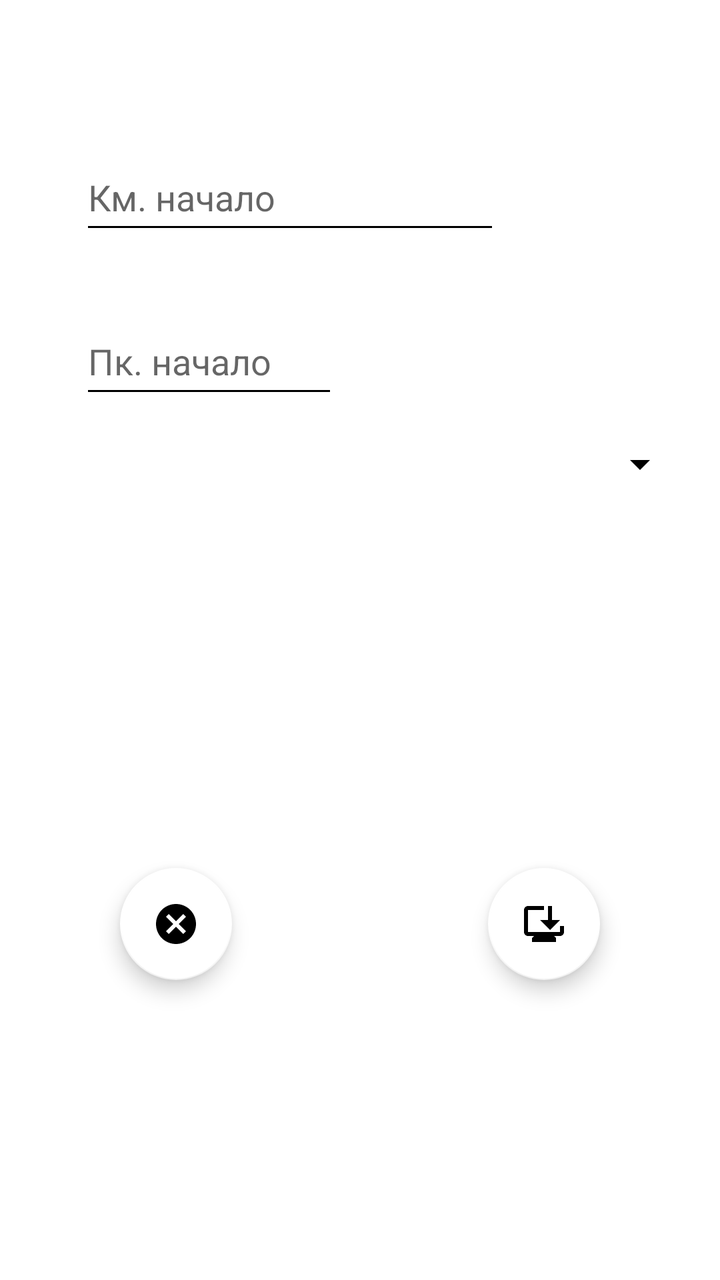
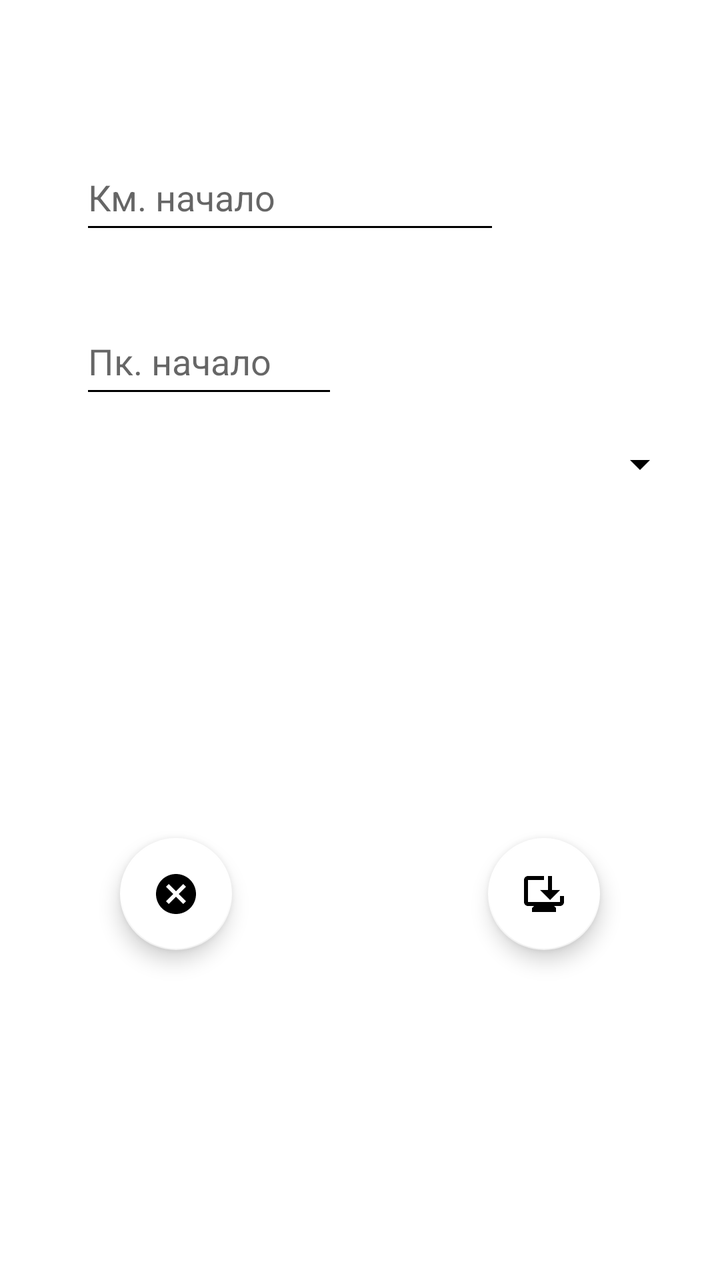

Screens rendered from an Android XML layout before and after an edit, with the pre-edit source and the edit as a unified diff.
<!-- AndroidManifest.xml: application theme Base.Theme.My_Gps_Assistant -->
<!-- res/layout/fragment_update_custom_field_chet.xml -->
<?xml version="1.0" encoding="utf-8"?>
<androidx.constraintlayout.widget.ConstraintLayout xmlns:android="http://schemas.android.com/apk/res/android"
    xmlns:tools="http://schemas.android.com/tools"
    android:layout_width="match_parent"
    android:layout_height="match_parent"
    xmlns:app="http://schemas.android.com/apk/res-auto"
    android:background="#FFFFFF"
    tools:context=".fragments.chet.customField.update.UpdateCustomFieldFragmentChet">

    <EditText
        android:id="@+id/ed_update_start_custom_field_chet"
        android:layout_width="0dp"
        android:layout_height="50dp"
        android:layout_marginStart="40dp"
        android:layout_marginTop="72dp"
        android:ems="10"
        android:hint="@string/fragment_update_km_start_brake_chet"
        android:importantForAutofill="no"
        android:inputType="number"
        android:maxLength="4"
        android:textColor="#000000"
        app:layout_constraintStart_toStartOf="parent"
        app:layout_constraintTop_toTopOf="parent"
        tools:ignore="HardcodedText,TextContrastCheck" />

    <EditText
        android:id="@+id/ed_update_pk_start_custom_field_chet"
        android:layout_width="129dp"
        android:layout_height="50dp"
        android:layout_marginTop="32dp"
        android:ems="10"
        android:hint="@string/fragment_update_pk_start_brake_chet"
        android:inputType="number"
        android:maxLength="2"
        android:textColor="#000000"
        app:layout_constraintEnd_toEndOf="@+id/ed_update_start_custom_field_chet"
        app:layout_constraintHorizontal_bias="0.0"
        app:layout_constraintStart_toStartOf="@+id/ed_update_start_custom_field_chet"
        app:layout_constraintTop_toBottomOf="@+id/ed_update_start_custom_field_chet"
        tools:ignore="Autofill,HardcodedText,MissingConstraints,TextContrastCheck" />

    <com.google.android.material.floatingactionbutton.FloatingActionButton
        android:id="@+id/fb_update_save_custom_field_chet"
        android:layout_width="wrap_content"
        android:layout_height="wrap_content"
        android:layout_marginEnd="60dp"
        android:layout_marginBottom="150dp"
        android:clickable="true"
        android:src="@drawable/is_save_update_custom_field_chet"
        app:backgroundTint="@color/white"
        app:layout_constraintBottom_toBottomOf="parent"
        app:layout_constraintEnd_toEndOf="parent"
        tools:ignore="ContentDescription,KeyboardInaccessibleWidget,SpeakableTextPresentCheck" />

    <com.google.android.material.floatingactionbutton.FloatingActionButton
        android:id="@+id/fb_update_cancel_custom_field_chet"
        android:layout_width="wrap_content"
        android:layout_height="wrap_content"
        android:layout_marginStart="60dp"
        android:layout_marginBottom="150dp"
        android:clickable="true"
        android:src="@drawable/is_cancel_update_custom_field_chet"
        app:backgroundTint="@color/white"
        app:layout_constraintBottom_toBottomOf="parent"
        app:layout_constraintStart_toStartOf="parent"
        tools:ignore="ContentDescription,KeyboardInaccessibleWidget,SpeakableTextPresentCheck" />

    <EditText
        android:id="@+id/editUpdateCustomFieldChet"
        android:layout_width="wrap_content"
        android:layout_height="wrap_content"
        android:layout_marginTop="50dp"
        android:visibility="gone"
        android:ems="10"
        android:hint="Введите текст"
        android:inputType="text"
        android:maxLength="27"
        app:layout_constraintStart_toStartOf="@+id/ed_update_pk_start_custom_field_chet"
        app:layout_constraintTop_toBottomOf="@+id/ed_update_pk_start_custom_field_chet"
        tools:ignore="Autofill,HardcodedText,TouchTargetSizeCheck" />

    <Spinner
        android:id="@+id/spinnerUpdateChet"
        android:layout_width="match_parent"
        android:layout_height="wrap_content"
        android:layout_margin="16dp"
        app:layout_constraintStart_toStartOf="@+id/ed_update_pk_start_custom_field_chet"
        app:layout_constraintTop_toBottomOf="@+id/ed_update_pk_start_custom_field_chet"
        tools:ignore="TouchTargetSizeCheck" />

</androidx.constraintlayout.widget.ConstraintLayout>
<!-- resources referenced by this layout -->
<resources>
  <color name="white">#FFFFFFFF</color>
  <!-- drawable is_cancel_update_custom_field_chet (drawable) -->
  <vector xmlns:android="http://schemas.android.com/apk/res/android" android:height="24dp" android:tint="#52ED27" android:viewportHeight="24" android:viewportWidth="24" android:width="24dp">
        
      <path android:fillColor="@android:color/white" android:pathData="M12,2C6.47,2 2,6.47 2,12s4.47,10 10,10 10,-4.47 10,-10S17.53,2 12,2zM17,15.59L15.59,17 12,13.41 8.41,17 7,15.59 10.59,12 7,8.41 8.41,7 12,10.59 15.59,7 17,8.41 13.41,12 17,15.59z"/>
      
  </vector>
  <!-- drawable is_save_update_custom_field_chet (drawable) -->
  <vector xmlns:android="http://schemas.android.com/apk/res/android" android:height="24dp" android:tint="#52ED27" android:viewportHeight="24" android:viewportWidth="24" android:width="24dp">
        
      <path android:fillColor="@android:color/white" android:pathData="M22,13v3c0,1.1 -0.9,2 -2,2h-3l1,1v2H6v-2l1,-1H4c-1.1,0 -2,-0.9 -2,-2V5c0,-1.1 0.9,-2 2,-2l8,0v2L4,5v11h16v-3H22zM15,15l-5,-5h4V3h2v7h4L15,15z"/>
      
  </vector>
  <string name="fragment_update_km_start_brake_chet">Км. начало</string>
  <string name="fragment_update_pk_start_brake_chet">Пк. начало</string>
  <style name="Base.Theme.My_Gps_Assistant" parent="Theme.MaterialComponents.Light.NoActionBar">
          
          <item name="colorPrimary">@color/black</item>
          <item name="colorPrimaryVariant">@color/lavender</item>
          <item name="colorOnPrimary">@color/white</item>
  
          <item name="colorSecondary">@color/teal_200</item>
          <item name="colorSecondaryVariant">@color/teal_700</item>
          <item name="colorOnSecondary">@color/black</item>
  
          <item name="android:statusBarColor">@color/lavender</item>
  
  
          <item name="android:windowFullscreen">true</item>
  
          <item name="android:textColorPrimary">@color/black</item>
          <item name="android:textColorSecondary">@color/black</item>
          <item name="android:textColorTertiary">@color/black</item>
  
  
  
  
  
  
  
      </style>
  <color name="black">#FF000000</color>
  <color name="lavender">#8692f7</color>
  <color name="teal_200">#D58DD5</color>
  <color name="teal_700">#00C2EF</color>
</resources>

<!-- the commit's change to res/layout/fragment_update_custom_field_chet.xml (unified diff, before → after) -->
@@ -44,7 +44,7 @@
         android:layout_width="wrap_content"
         android:layout_height="wrap_content"
         android:layout_marginEnd="60dp"
-        android:layout_marginBottom="150dp"
+        android:layout_marginBottom="165dp"
         android:clickable="true"
         android:src="@drawable/is_save_update_custom_field_chet"
         app:backgroundTint="@color/white"
@@ -57,7 +57,7 @@
         android:layout_width="wrap_content"
         android:layout_height="wrap_content"
         android:layout_marginStart="60dp"
-        android:layout_marginBottom="150dp"
+        android:layout_marginBottom="165dp"
         android:clickable="true"
         android:src="@drawable/is_cancel_update_custom_field_chet"
         app:backgroundTint="@color/white"
